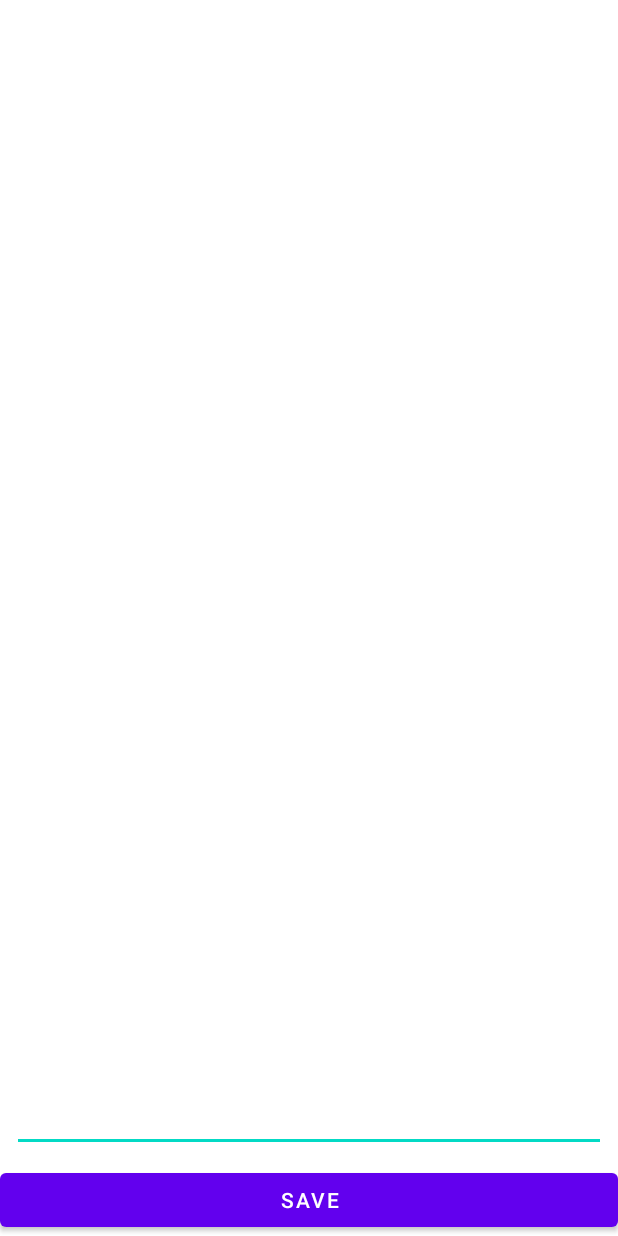
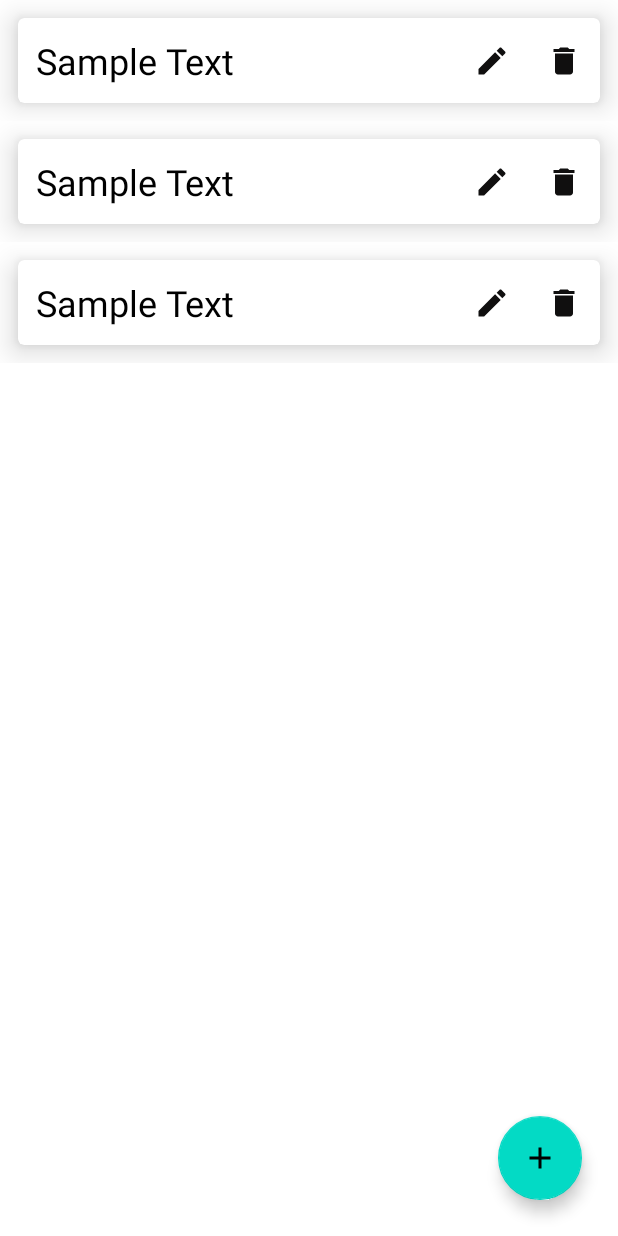
Before and after one commit to anuragn0507/TodoList_GFG, an Android app: the layout activity_main.xml on its own in the app's theme, with its tools: preview values and no code run, on a phone screen of 412 x 824 dp. Run offline under Robolectric (Android 15) with nearby library versions, the phone set to English and light mode, and no system bars.

```diff
--- a/app/src/main/java/com/anurag/todolist/ToDo.kt
+++ b/app/src/main/java/com/anurag/todolist/ToDo.kt
@@ -9,7 +9,7 @@ import java.io.Serializable
 @Entity(tableName = ToDoDatabase.TABLE_NAME)
 class ToDo: Serializable{
     @PrimaryKey(autoGenerate = true)
-    var todoId: Long? = null
+    var todoID: Long? = null
     var name: String? = null
 
 
--- a/app/src/main/java/com/anurag/todolist/ToDoDatabase.kt
+++ b/app/src/main/java/com/anurag/todolist/ToDoDatabase.kt
@@ -16,7 +16,7 @@ abstract  class ToDoDatabase: RoomDatabase() {
     }
 
 // Read about database migration
-    // Read about the export schema
+// Read about the export schema
 
 
 }
--- /dev/null
+++ b/app/src/main/java/com/anurag/todolist/ToDoInterface.kt
@@ -0,0 +1,6 @@
+package com.anurag.todolist
+
+interface ToDoInterface {
+    fun updateToDoText(toDo: ToDo)
+    fun onDeleteTodo(todo: ToDo, position: Int)
+}
--- /dev/null
+++ b/app/src/main/res/drawable/add_icom.xml
@@ -0,0 +1,5 @@
+<vector android:height="24dp" android:tint="#FFFFFF"
+    android:viewportHeight="24" android:viewportWidth="24"
+    android:width="24dp" xmlns:android="http://schemas.android.com/apk/res/android">
+    <path android:fillColor="@android:color/white" android:pathData="M19,13h-6v6h-2v-6H5v-2h6V5h2v6h6v2z"/>
+</vector>
--- /dev/null
+++ b/app/src/main/res/drawable/delete_icon.xml
@@ -0,0 +1,5 @@
+<vector android:height="24dp" android:tint="#100F0F"
+    android:viewportHeight="24" android:viewportWidth="24"
+    android:width="24dp" xmlns:android="http://schemas.android.com/apk/res/android">
+    <path android:fillColor="@android:color/white" android:pathData="M6,19c0,1.1 0.9,2 2,2h8c1.1,0 2,-0.9 2,-2V7H6v12zM19,4h-3.5l-1,-1h-5l-1,1H5v2h14V4z"/>
+</vector>
--- /dev/null
+++ b/app/src/main/res/drawable/edit_icon.xml
@@ -0,0 +1,5 @@
+<vector android:height="24dp" android:tint="#100F0F"
+    android:viewportHeight="24" android:viewportWidth="24"
+    android:width="24dp" xmlns:android="http://schemas.android.com/apk/res/android">
+    <path android:fillColor="@android:color/white" android:pathData="M3,17.25V21h3.75L17.81,9.94l-3.75,-3.75L3,17.25zM20.71,7.04c0.39,-0.39 0.39,-1.02 0,-1.41l-2.34,-2.34c-0.39,-0.39 -1.02,-0.39 -1.41,0l-1.83,1.83 3.75,3.75 1.83,-1.83z"/>
+</vector>
--- a/app/src/main/res/layout/activity_main.xml
+++ b/app/src/main/res/layout/activity_main.xml
@@ -6,27 +6,28 @@
     android:layout_height="match_parent"
     tools:context=".MainActivity">
 
-    <EditText
-        android:id="@+id/to_do_edit_text"
+    <androidx.recyclerview.widget.RecyclerView
+        android:id="@+id/recycler_view"
         android:layout_width="match_parent"
-        android:layout_height="0dp"
-        android:layout_margin="8dp"
-        app:layout_constraintBottom_toTopOf="@+id/save_button"
-        app:layout_constraintEnd_toEndOf="parent"
-        app:layout_constraintHorizontal_bias="0.0"
-        app:layout_constraintStart_toStartOf="parent"
-        app:layout_constraintTop_toTopOf="parent"
-        app:layout_constraintVertical_bias="0.0" />
-
-    <Button
-        android:id="@+id/save_button"
-        android:layout_width="match_parent"
-        android:layout_height="wrap_content"
-        android:text="Save"
+        android:layout_height="match_parent"
         app:layout_constraintBottom_toBottomOf="parent"
         app:layout_constraintEnd_toEndOf="parent"
         app:layout_constraintHorizontal_bias="0.5"
-        app:layout_constraintStart_toStartOf="parent" />
+        app:layout_constraintStart_toStartOf="parent"
+        app:layout_constraintTop_toTopOf="parent"
+        tools:listitem="@layout/to_do_item"/>
+
+
+    <com.google.android.material.floatingactionbutton.FloatingActionButton
+        android:id="@+id/add_todo"
+        android:layout_width="wrap_content"
+        android:layout_height="wrap_content"
+        android:layout_marginEnd="24dp"
+        android:layout_marginBottom="24dp"
+        android:src="@drawable/add_icom"
+        app:layout_constraintBottom_toBottomOf="parent"
+        app:layout_constraintEnd_toEndOf="parent" />
+
 
 
 </androidx.constraintlayout.widget.ConstraintLayout>
--- /dev/null
+++ b/app/src/main/res/layout/to_do_item.xml
@@ -0,0 +1,67 @@
+<?xml version="1.0" encoding="utf-8"?>
+<androidx.constraintlayout.widget.ConstraintLayout xmlns:android="http://schemas.android.com/apk/res/android"
+    xmlns:app="http://schemas.android.com/apk/res-auto"
+    xmlns:tools="http://schemas.android.com/tools"
+    android:layout_width="match_parent"
+    android:layout_height="wrap_content">
+
+    <androidx.cardview.widget.CardView
+        android:layout_width="match_parent"
+        android:layout_height="wrap_content"
+        android:layout_margin="12dp"
+        android:padding="12dp"
+        app:cardCornerRadius="4dp"
+        app:cardElevation="12dp"
+        app:layout_constraintBottom_toBottomOf="parent"
+        app:layout_constraintEnd_toEndOf="parent"
+        app:layout_constraintHorizontal_bias="1.0"
+        app:layout_constraintStart_toStartOf="parent"
+        app:layout_constraintTop_toTopOf="parent"
+        app:layout_constraintVertical_bias="0.043">
+
+        <androidx.constraintlayout.widget.ConstraintLayout
+            android:layout_width="match_parent"
+            android:layout_height="wrap_content"
+            tools:layout_editor_absoluteX="12dp"
+            tools:layout_editor_absoluteY="26dp">
+
+            <TextView
+                android:id="@+id/title"
+                android:layout_width="0dp"
+                android:layout_height="wrap_content"
+                android:padding="12dp"
+                android:textColor="@color/black"
+                android:textSize="24sp"
+                app:layout_constraintBottom_toBottomOf="parent"
+                app:layout_constraintStart_toStartOf="parent"
+                app:layout_constraintTop_toTopOf="parent"
+                app:layout_constraintEnd_toStartOf="@id/edit_icon"
+                tools:text="Sample Text  "/>
+
+            <ImageView
+                android:id="@+id/edit_icon"
+                android:layout_width="wrap_content"
+                android:layout_height="wrap_content"
+                android:src="@drawable/edit_icon"
+                android:padding="12dp"
+                app:layout_constraintTop_toTopOf="parent"
+                app:layout_constraintBottom_toBottomOf="parent"
+                app:layout_constraintEnd_toStartOf="@id/delete_icon"/>
+
+            <ImageView
+                android:id="@+id/delete_icon"
+                android:layout_width="wrap_content"
+                android:layout_height="wrap_content"
+                android:src="@drawable/delete_icon"
+                android:padding="12dp"
+                app:layout_constraintTop_toTopOf="parent"
+                app:layout_constraintBottom_toBottomOf="parent"
+                app:layout_constraintEnd_toEndOf="parent"/>
+
+        </androidx.constraintlayout.widget.ConstraintLayout>
+
+
+    </androidx.cardview.widget.CardView>
+
+
+</androidx.constraintlayout.widget.ConstraintLayout>
```
Also changed, not shown: app/build.gradle (+15 -11 lines), app/src/main/AndroidManifest.xml (+5 -4 lines), app/src/main/java/com/anurag/todolist/CreateToDoActivity.kt (+47 -7 lines), app/src/main/java/com/anurag/todolist/MainActivity.kt (+64 -2 lines), app/src/main/java/com/anurag/todolist/ToDoAdapter.kt (added, +52 -0 lines), app/src/main/java/com/anurag/todolist/ToDoDao.kt (+11 -3 lines), app/src/main/res/layout/activity_create_to_do.xml (+25 -0 lines).
